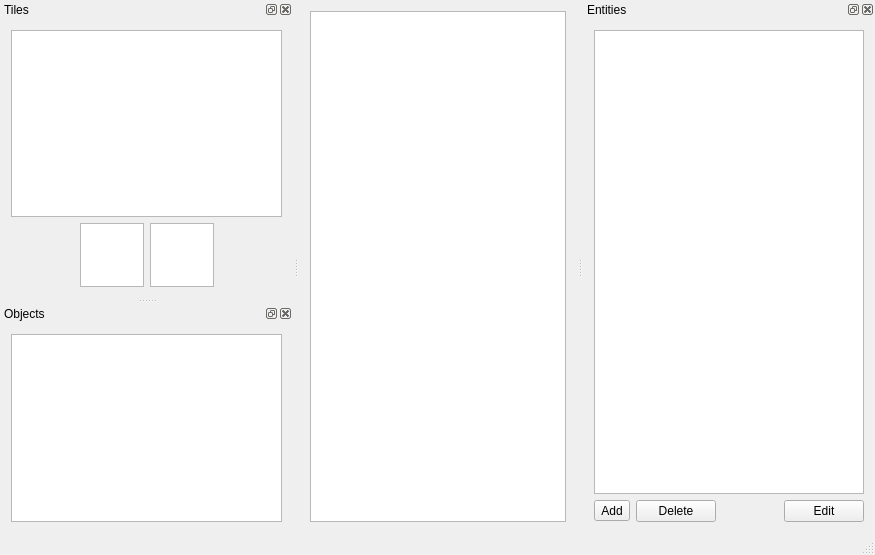
Above: mainwindow.ui from ChWick/Mencus-Map-Editor before the change. Below: the same form after it.
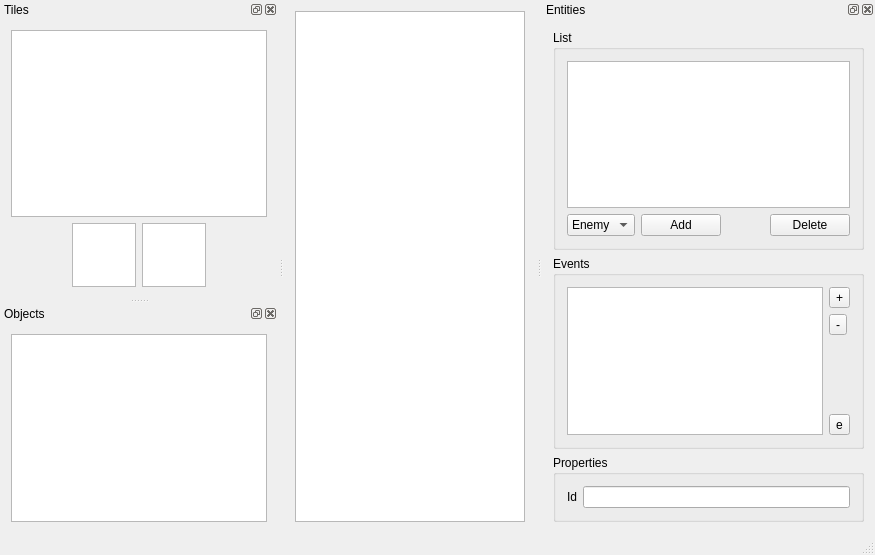
That is the form after the change. Custom widgets are drawn as their Qt base class.

Commit message: added some widgets for entities

What changed in the file:
```diff
--- a/mainwindow.ui
+++ b/mainwindow.ui
@@ -51,20 +51,58 @@
    <widget class="QWidget" name="entitiesDockWidgetLayout">
     <layout class="QVBoxLayout" name="verticalLayout">
      <item>
+      <widget class="QGroupBox" name="groupBox_2">
+       <property name="title">
+        <string>List</string>
+       </property>
+       <layout class="QVBoxLayout" name="verticalLayout_4">
+        <item>
       <widget class="EntitiesListWidget" name="entitiesListWidget"/>
      </item>
      <item>
-      <layout class="QHBoxLayout" name="entitiesToolButtonsLayout">
+         <layout class="QHBoxLayout" name="horizontalLayout">
        <item>
-        <widget class="QToolButton" name="toolButton">
+           <widget class="QComboBox" name="comboBox">
+            <property name="currentIndex">
+             <number>0</number>
+            </property>
+            <item>
+             <property name="text">
+              <string>Enemy</string>
+             </property>
+            </item>
+            <item>
+             <property name="text">
+              <string>Object</string>
+             </property>
+            </item>
+            <item>
+             <property name="text">
+              <string>Switch</string>
+             </property>
+            </item>
+           </widget>
+          </item>
+          <item>
+           <widget class="QPushButton" name="pushButton">
          <property name="text">
           <string>Add</string>
          </property>
-         <property name="popupMode">
-          <enum>QToolButton::DelayedPopup</enum>
-         </property>
-        </widget>
-       </item>
+           </widget>
+          </item>
+          <item>
+           <spacer name="horizontalSpacer_3">
+            <property name="orientation">
+             <enum>Qt::Horizontal</enum>
+            </property>
+            <property name="sizeHint" stdset="0">
+             <size>
+              <width>40</width>
+              <height>20</height>
+             </size>
+            </property>
+           </spacer>
+          </item>
        <item>
         <widget class="QPushButton" name="entitiesDeleteButton">
          <property name="text">
@@ -72,27 +110,79 @@
          </property>
         </widget>
        </item>
+         </layout>
+        </item>
+       </layout>
+      </widget>
+     </item>
        <item>
-        <spacer name="horizontalSpacer_3">
+      <widget class="QGroupBox" name="groupBox">
+       <property name="title">
+        <string>Events</string>
+       </property>
+       <layout class="QGridLayout" name="gridLayout_2">
+        <item row="0" column="0">
+         <widget class="QListWidget" name="listWidget"/>
+        </item>
+        <item row="0" column="1">
+         <layout class="QVBoxLayout" name="verticalLayout_5">
+          <item>
+           <widget class="QToolButton" name="toolButton_2">
+            <property name="text">
+             <string>+</string>
+            </property>
+           </widget>
+          </item>
+          <item>
+           <widget class="QToolButton" name="toolButton_3">
+            <property name="text">
+             <string>-</string>
+            </property>
+           </widget>
+          </item>
+          <item>
+           <spacer name="verticalSpacer">
          <property name="orientation">
-          <enum>Qt::Horizontal</enum>
+             <enum>Qt::Vertical</enum>
          </property>
          <property name="sizeHint" stdset="0">
           <size>
-           <width>40</width>
-           <height>20</height>
+              <width>20</width>
+              <height>40</height>
           </size>
          </property>
         </spacer>
        </item>
        <item>
-        <widget class="QPushButton" name="entitiesEditButton">
+           <widget class="QToolButton" name="toolButton">
          <property name="text">
-          <string>Edit</string>
+             <string>e</string>
          </property>
         </widget>
        </item>
       </layout>
+        </item>
+       </layout>
+      </widget>
+     </item>
+     <item>
+      <widget class="QGroupBox" name="groupBox_3">
+       <property name="title">
+        <string>Properties</string>
+       </property>
+       <layout class="QFormLayout" name="formLayout">
+        <item row="0" column="0">
+         <widget class="QLabel" name="label">
+          <property name="text">
+           <string>Id</string>
+          </property>
+         </widget>
+        </item>
+        <item row="0" column="1">
+         <widget class="QLineEdit" name="lineEdit"/>
+        </item>
+       </layout>
+      </widget>
      </item>
     </layout>
    </widget>
```
Left out of the diff: 32 changed lines with no effect on the pictures. Lines whose indentation alone changed are shown as unchanged.
